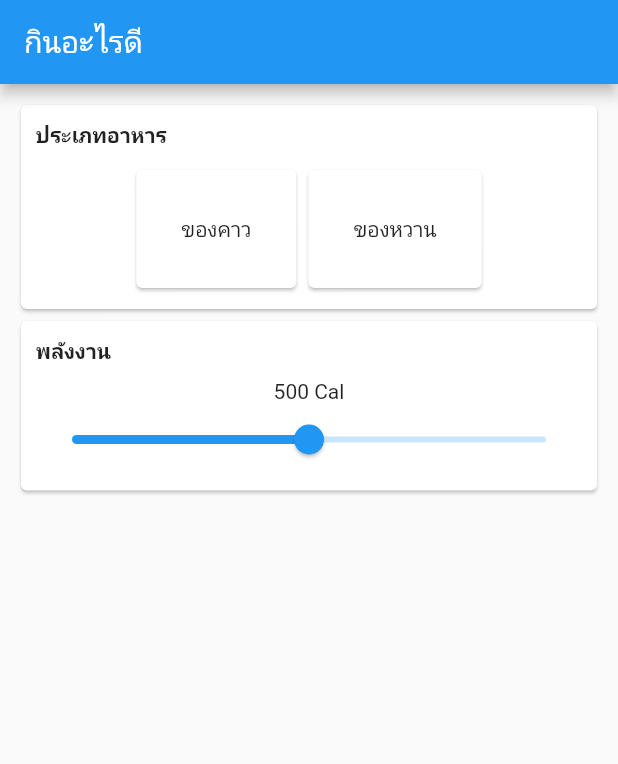
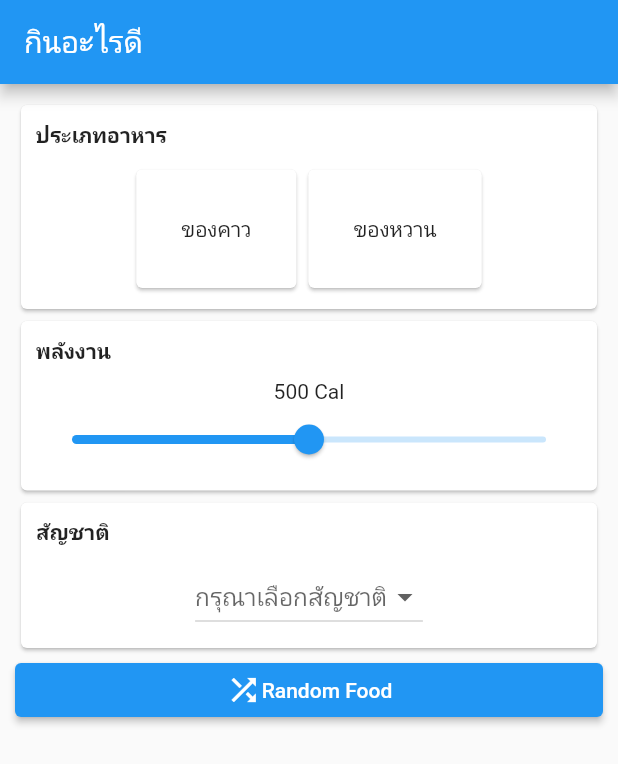
Before and after one commit to pcbimon/kin_a_rai_dee_flutter, a Flutter app: the screen it shows after launch, on a phone screen of 412 x 824 dp. Shown: the top 764 px of the screen. Run offline on Flutter 3.47's test engine with Material 2 defaults, Android fonts, the phone set to English and light mode, and no system bars; our stand-ins replace google_fonts; Roboto replaces fonts that are missing (Kanit).

Commit message:
randomfood page widget

```diff
--- a/lib/randomFood.dart
+++ b/lib/randomFood.dart
@@ -1,6 +1,13 @@
 import 'package:flutter/material.dart';
 
 class RandomFood extends StatelessWidget {
+  final List<String> foodCategory = [
+    'ไทย',
+    'จีน',
+    'ญี่ปุ่น',
+    'ฝรั่งเศษ',
+    'อเมริกา'
+  ];
   @override
   Widget build(BuildContext context) {
     return Container(
@@ -18,7 +25,8 @@ class RandomFood extends StatelessWidget {
                     margin: EdgeInsets.only(bottom: 10),
                     child: Text(
                       "ประเภทอาหาร",
-                      style: TextStyle(fontSize: 14, fontWeight: FontWeight.bold),
+                      style:
+                          TextStyle(fontSize: 14, fontWeight: FontWeight.bold),
                     ),
                   ),
                   Row(
@@ -53,22 +61,63 @@ class RandomFood extends StatelessWidget {
                     margin: EdgeInsets.only(bottom: 10),
                     child: Text(
                       "พลังงาน",
-                      style: TextStyle(fontSize: 14, fontWeight: FontWeight.bold),
+                      style:
+                          TextStyle(fontSize: 14, fontWeight: FontWeight.bold),
                     ),
                   ),
                   Container(
                     alignment: Alignment.center,
-                    child: Text("500 Cal",style: TextStyle(fontSize: 14),),
+                    child: Text(
+                      "500 Cal",
+                      style: TextStyle(fontSize: 14),
+                    ),
                   ),
                   Container(
-                    alignment: Alignment.center,
-                    child: Slider(value: 500,min: 0,max: 1000, onChanged: (val){})
-                  )
+                      alignment: Alignment.center,
+                      child: Slider(
+                          value: 500, min: 0, max: 1000, onChanged: (val) {}))
                 ],
               ),
             ),
           ),
-          Card()
+          Card(
+            child: Container(
+              width: double.infinity,
+              margin: EdgeInsets.all(10),
+              child: Column(
+                crossAxisAlignment: CrossAxisAlignment.start,
+                children: [
+                  Container(
+                    margin: EdgeInsets.only(bottom: 10),
+                    child: Text(
+                      "สัญชาติ",
+                      style:
+                          TextStyle(fontSize: 14, fontWeight: FontWeight.bold),
+                    ),
+                  ),
+                  Container(
+                    alignment: Alignment.center,
+                    child: DropdownButton<String>(
+                      items: foodCategory.map((String value) {
+                        return DropdownMenuItem<String>(
+                          value: value,
+                          child: new Text(value),
+                        );
+                      }).toList(),
+                      onChanged: (val) {},
+                      hint: Text("กรุณาเลือกสัญชาติ"),
+                    ),
+                  ),
+                ],
+              ),
+            ),
+          ),
+          ElevatedButton(
+              onPressed: () {},
+              child: Row(
+                mainAxisAlignment: MainAxisAlignment.center,
+                children: [Icon(Icons.shuffle), Text("Random Food")],
+              ))
         ],
       ),
     );
```
